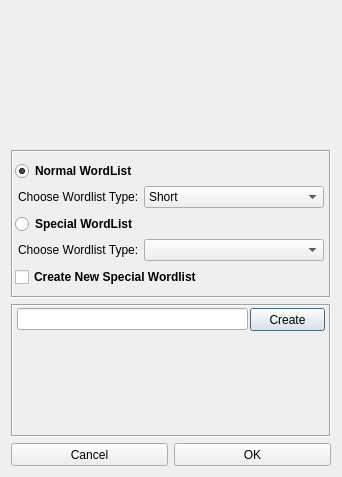
This is gui/src/Dialogs/WordlistDialog.ui in 3nock/OTE as Qt 5 draws it before an edit. The edited form follows.
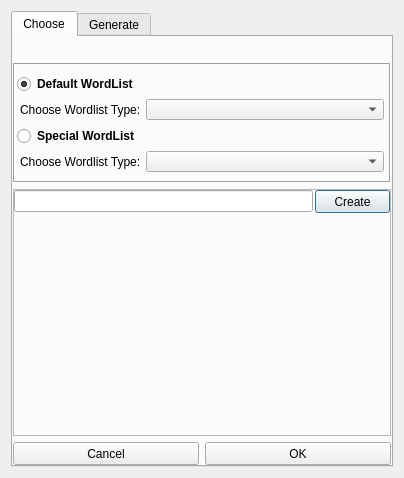
This is the edited form. Custom widgets are drawn as their Qt base class.

Diff of the .ui file:
```diff
--- a/gui/src/Dialogs/WordlistDialog.ui
+++ b/gui/src/Dialogs/WordlistDialog.ui
@@ -6,18 +6,56 @@
    <rect>
     <x>0</x>
     <y>0</y>
-    <width>339</width>
+    <width>404</width>
     <height>477</height>
    </rect>
   </property>
+  <property name="minimumSize">
+   <size>
+    <width>400</width>
+    <height>0</height>
+   </size>
+  </property>
   <property name="windowTitle">
    <string>BruteForce WordList</string>
   </property>
   <layout class="QVBoxLayout" name="verticalLayout_8">
    <item>
-    <layout class="QVBoxLayout" name="verticalLayout">
+    <widget class="QTabWidget" name="tabWidget">
+     <property name="sizePolicy">
+      <sizepolicy hsizetype="Preferred" vsizetype="Preferred">
+       <horstretch>0</horstretch>
+       <verstretch>0</verstretch>
+      </sizepolicy>
+     </property>
+     <property name="currentIndex">
+      <number>0</number>
+     </property>
+     <widget class="QWidget" name="tabChoose">
+      <attribute name="title">
+       <string>Choose</string>
+      </attribute>
+      <layout class="QVBoxLayout" name="verticalLayout_2">
+       <property name="leftMargin">
+        <number>0</number>
+       </property>
+       <property name="topMargin">
+        <number>6</number>
+       </property>
+       <property name="rightMargin">
+        <number>0</number>
+       </property>
+       <property name="bottomMargin">
+        <number>0</number>
+       </property>
      <item>
       <widget class="QLabel" name="label_title">
+         <property name="sizePolicy">
+          <sizepolicy hsizetype="Preferred" vsizetype="Maximum">
+           <horstretch>0</horstretch>
+           <verstretch>0</verstretch>
+          </sizepolicy>
+         </property>
        <property name="minimumSize">
         <size>
          <width>170</width>
@@ -35,8 +73,6 @@
        </property>
       </widget>
      </item>
-    </layout>
-   </item>
    <item>
     <widget class="QFrame" name="frame">
      <property name="styleSheet">
@@ -78,7 +114,7 @@
            </font>
           </property>
           <property name="text">
-           <string>Normal WordList</string>
+               <string>Default WordList</string>
           </property>
           <property name="checked">
            <bool>true</bool>
@@ -123,21 +159,9 @@
             <property name="styleSheet">
              <string notr="true"/>
             </property>
-            <item>
-             <property name="text">
-              <string>Short</string>
-             </property>
-            </item>
-            <item>
-             <property name="text">
-              <string>Medium</string>
-             </property>
-            </item>
-            <item>
-             <property name="text">
-              <string>Long</string>
-             </property>
-            </item>
+                <property name="frame">
+                 <bool>true</bool>
+                </property>
            </widget>
           </item>
          </layout>
@@ -206,51 +230,35 @@
         </item>
        </layout>
       </item>
-      <item>
-       <widget class="QCheckBox" name="checkBoxNewSpecialWordlist">
-        <property name="font">
-         <font>
-          <weight>75</weight>
-          <bold>true</bold>
-         </font>
-        </property>
-        <property name="text">
-         <string>Create New Special Wordlist</string>
-        </property>
-       </widget>
-      </item>
      </layout>
     </widget>
    </item>
    <item>
-    <widget class="QFrame" name="frame_newSpecialWordlist">
-     <property name="styleSheet">
-      <string notr="true"/>
-     </property>
+        <widget class="QFrame" name="frameSpecialWordlist">
      <property name="frameShape">
-      <enum>QFrame::Box</enum>
+          <enum>QFrame::StyledPanel</enum>
      </property>
      <property name="frameShadow">
-      <enum>QFrame::Sunken</enum>
-     </property>
-     <layout class="QVBoxLayout" name="verticalLayout_2">
+          <enum>QFrame::Raised</enum>
+         </property>
+         <layout class="QVBoxLayout" name="verticalLayout">
       <property name="spacing">
        <number>2</number>
       </property>
       <property name="leftMargin">
-       <number>4</number>
+           <number>0</number>
       </property>
       <property name="topMargin">
-       <number>2</number>
+           <number>0</number>
       </property>
       <property name="rightMargin">
-       <number>4</number>
+           <number>0</number>
       </property>
       <property name="bottomMargin">
-       <number>2</number>
+           <number>0</number>
       </property>
       <item>
-       <layout class="QHBoxLayout" name="horizontalLayout_3">
+           <layout class="QHBoxLayout" name="createSpecialWordlist">
         <item>
          <widget class="QLineEdit" name="lineEditName">
           <property name="styleSheet">
@@ -290,10 +298,16 @@
       </item>
       <item>
        <widget class="InputWidget" name="specialWordlist" native="true">
+            <property name="sizePolicy">
+             <sizepolicy hsizetype="Preferred" vsizetype="MinimumExpanding">
+              <horstretch>0</horstretch>
+              <verstretch>0</verstretch>
+             </sizepolicy>
+            </property>
         <property name="minimumSize">
          <size>
           <width>0</width>
-          <height>100</height>
+              <height>220</height>
          </size>
         </property>
        </widget>
@@ -301,8 +315,6 @@
      </layout>
     </widget>
    </item>
-   <item>
-    <layout class="QVBoxLayout" name="verticalLayout_4">
      <item>
       <layout class="QHBoxLayout" name="horizontalLayout_4">
        <item>
@@ -352,6 +364,13 @@
       </layout>
      </item>
     </layout>
+     </widget>
+     <widget class="QWidget" name="tabGenerate">
+      <attribute name="title">
+       <string>Generate</string>
+      </attribute>
+     </widget>
+    </widget>
    </item>
   </layout>
  </widget>
```
Left out of the diff: 4 changed lines with no effect on the pictures. Lines whose indentation alone changed are shown as unchanged.
